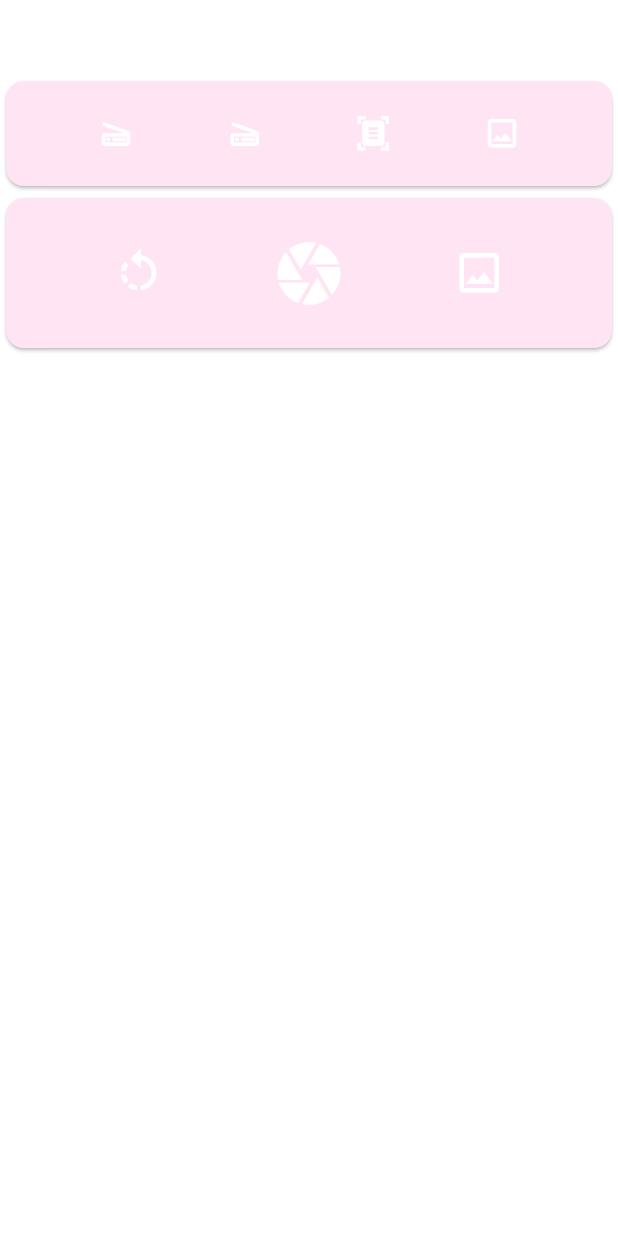
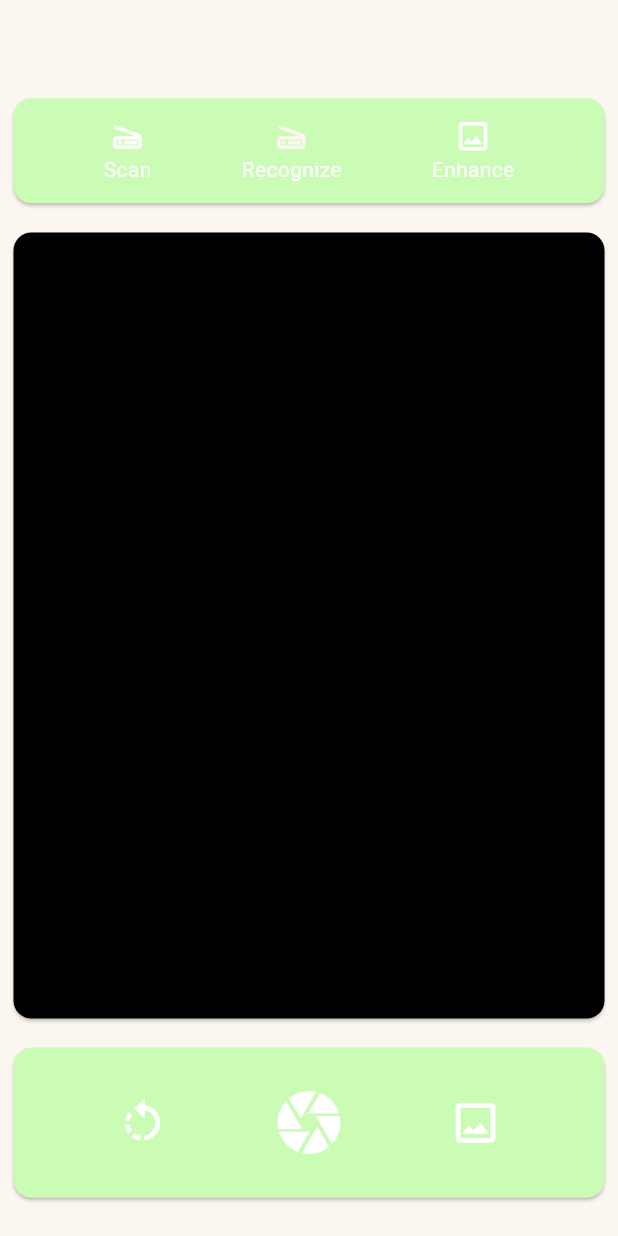
Before and after one commit to light-c0d3/GaiaCuraXX, a Flutter app: the screen it shows after launch, on a phone screen of 412 x 824 dp. Run offline on Flutter 3.47's test engine with Material 3 defaults, Android fonts, the phone set to English and light mode, and no system bars.

Commit message:
Scanner changes

```diff
--- a/gaiacura/lib/scanner.dart
+++ b/gaiacura/lib/scanner.dart
@@ -11,55 +11,74 @@ class _ScannerState extends State<Scanner> {
   @override
   Widget build(BuildContext context) {
     return Container(
-      color: Colors.white,
-      padding: EdgeInsets.only(top: 50),
+      color: Color(0xFFFCF6F0),
+      padding: EdgeInsets.only(top: 50, bottom: 10, left: 5, right: 5),
       child: Column(
+
+        mainAxisAlignment: MainAxisAlignment.spaceEvenly,
         children: [
           Card(
-            color: const Color.fromARGB(255, 255, 229, 243),
+            color: const Color.fromARGB(255, 203, 252, 182),
             child: Container(
               height: 70,
               child: Row(
                 mainAxisAlignment: MainAxisAlignment.spaceEvenly,
                 children: [
                   InkWell(
-                    child: const Icon(
+                    child: Column(
+                      mainAxisAlignment: MainAxisAlignment.center,
+                      children: [
+                        const Icon(
                           Icons.scanner_outlined,
                           size: 25,
                           color: Colors.white,
+                        ),
+                        Text(
+                          'Scan',
+                          style: TextStyle(color: Colors.white),
+                        ),
+                      ],
                     ),
                     onTap: () {
                       // code to scan
                     },
                   ),
                   InkWell(
-                    child: const Icon(
+                    child: Column(
+                      mainAxisAlignment: MainAxisAlignment.center,
+                      children: [
+                        const Icon(
                           Icons.scanner_outlined,
                           size: 25,
-                      color: Colors.white,
+                          color: Color(0xFFFCF6F0),
+                        ),
+                        Text(
+                          'Recognize',
+                          style: TextStyle(color: Colors.white),
+                        ),
+                      ],
                     ),
                     onTap: () {
                       // code to scan
                     },
                   ),
                   InkWell(
-                    child: const Icon(
-                      Icons.document_scanner,
-                      size: 25,
-                      color: Colors.white,
-                    ),
-                    onTap: () {
-                      // code to scan document
-                    },
-                  ),
-                  InkWell(
-                    child: const Icon(
+                    child: Column(
+                      mainAxisAlignment: MainAxisAlignment.center,
+                      children: [
+                        const Icon(
                           Icons.image_outlined,
                           size: 25,
                           color: Colors.white,
                         ),
+                        Text(
+                          'Enhance',
+                          style: TextStyle(color: Colors.white),
+                        ),
+                      ],
+                    ),
                     onTap: () {
-                      // write code to open gallery
+                      // code to scan
                     },
                   ),
                 ],
@@ -67,7 +86,15 @@ class _ScannerState extends State<Scanner> {
             ),
           ),
           Card(
-            color: const Color.fromARGB(255, 255, 229, 243),
+
+            color: Colors.black,
+            child: Container(
+              height: MediaQuery.of(context).size.height-300,
+            ),
+          ),
+
+          Card(
+            color: const Color.fromARGB(255, 203, 252, 182),
             child: Container(
               height: 100,
               child: Row(
--- a/gaiacura/pubspec.yaml
+++ b/gaiacura/pubspec.yaml
@@ -35,6 +35,7 @@ dependencies:
   # The following adds the Cupertino Icons font to your application.
   # Use with the CupertinoIcons class for iOS style icons.
   cupertino_icons: ^1.0.8
+  image_picker: ^0.8.6+1
 
 dev_dependencies:
   flutter_test:
```
Also changed, not shown: gaiacura/pubspec.lock, 12 other files. Lines whose indentation alone changed are shown as unchanged.
